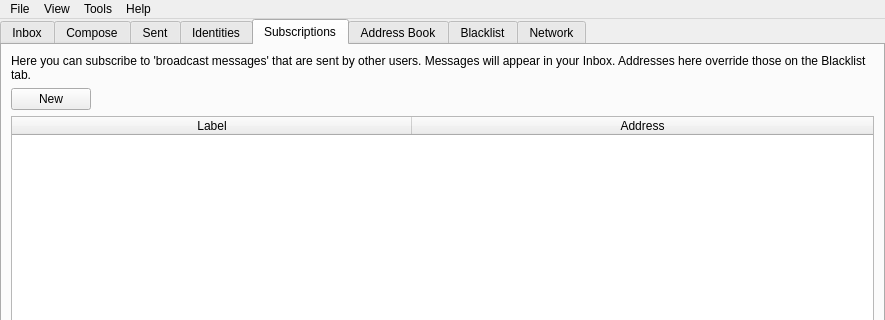
Old version of the form src/bitmessageqt/bitmessageui.ui in the repository webdev25/PyBitmessage; both pictures show x 0 to 885 and y 0 to 320 of the 885 by 580 pixel window.
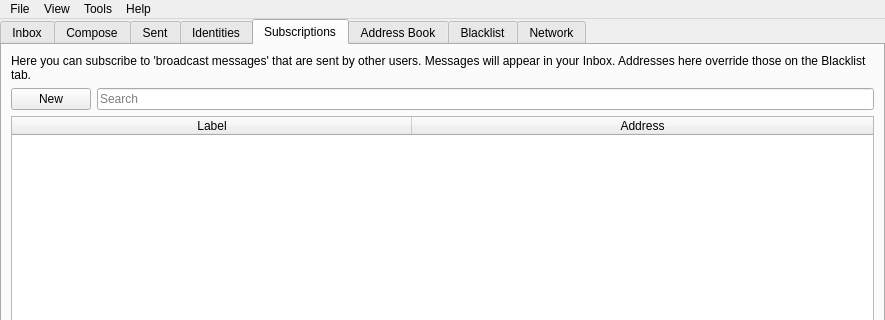
New version of the form. The open tabs and pages were chosen to show the change. Icons and pictures are not drawn.

Commit message: Created filter / keyword search for subscriptions and implemented filters show / hide

Diff of the .ui file:
```diff
--- a/src/bitmessageqt/bitmessageui.ui
+++ b/src/bitmessageqt/bitmessageui.ui
@@ -1420,26 +1420,6 @@
           </column>
          </widget>
         </item>
-        <item row="1" column="0">
-         <widget class="QPushButton" name="pushButtonAddSubscription">
-          <property name="text">
-           <string>New</string>
-          </property>
-         </widget>
-        </item>
-        <item row="1" column="1">
-         <spacer name="horizontalSpacer_2">
-          <property name="orientation">
-           <enum>Qt::Horizontal</enum>
-          </property>
-          <property name="sizeHint" stdset="0">
-           <size>
-            <width>689</width>
-            <height>20</height>
-           </size>
-          </property>
-         </spacer>
-        </item>
         <item row="0" column="0" colspan="2">
          <widget class="QLabel" name="labelHintSubscriptions">
           <property name="enabled">
@@ -1456,6 +1436,38 @@
           </property>
          </widget>
         </item>
+        <item row="1" column="0" colspan="2">
+         <widget class="QWidget" name="widgetSubscriptionsFilters" native="true">
+          <layout class="QHBoxLayout" name="horizontalLayout_8">
+           <property name="leftMargin">
+            <number>0</number>
+           </property>
+           <property name="topMargin">
+            <number>0</number>
+           </property>
+           <property name="rightMargin">
+            <number>0</number>
+           </property>
+           <property name="bottomMargin">
+            <number>0</number>
+           </property>
+           <item>
+            <widget class="QPushButton" name="pushButtonAddSubscription">
+             <property name="text">
+              <string>New</string>
+             </property>
+            </widget>
+           </item>
+           <item>
+            <widget class="QLineEdit" name="subscriptionsSearchLineEdit">
+             <property name="placeholderText">
+              <string>Search</string>
+             </property>
+            </widget>
+           </item>
+          </layout>
+         </widget>
+        </item>
        </layout>
       </widget>
       <widget class="QWidget" name="addressbook">
```
Left out of the diff: 1 changed line with no effect on the pictures. The commit also changes 2 other files.
